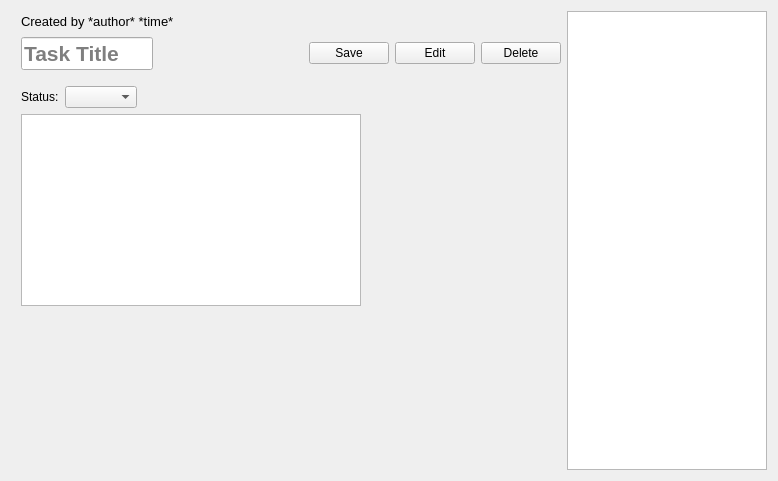
Qt form task-tracker-frontend/IssueWidget.ui (Unkorunk/task-tracker) before a commit.
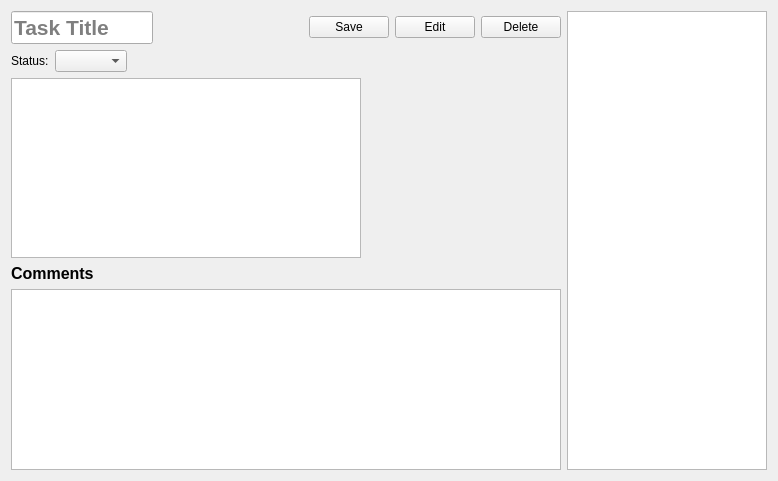
The same form after that commit.

Diff of the .ui file:
```diff
--- a/task-tracker-frontend/IssueWidget.ui
+++ b/task-tracker-frontend/IssueWidget.ui
@@ -16,72 +16,8 @@
   <layout class="QHBoxLayout" name="horizontalLayout_4">
    <item>
     <layout class="QVBoxLayout" name="verticalLayout">
-     <item>
-      <layout class="QHBoxLayout" name="horizontalLayout">
-       <item>
-        <spacer name="horizontalSpacer">
-         <property name="orientation">
-          <enum>Qt::Horizontal</enum>
-         </property>
-         <property name="sizeType">
-          <enum>QSizePolicy::Fixed</enum>
-         </property>
-         <property name="sizeHint" stdset="0">
-          <size>
-           <width>10</width>
-           <height>20</height>
-          </size>
-         </property>
-        </spacer>
-       </item>
-       <item>
-        <widget class="QLabel" name="label">
-         <property name="font">
-          <font>
-           <pointsize>10</pointsize>
-          </font>
-         </property>
-         <property name="text">
-          <string>Created by *author* *time*</string>
-         </property>
-         <property name="textInteractionFlags">
-          <set>Qt::NoTextInteraction</set>
-         </property>
-        </widget>
-       </item>
-       <item>
-        <spacer name="horizontalSpacer_2">
-         <property name="orientation">
-          <enum>Qt::Horizontal</enum>
-         </property>
-         <property name="sizeHint" stdset="0">
-          <size>
-           <width>40</width>
-           <height>20</height>
-          </size>
-         </property>
-        </spacer>
-       </item>
-      </layout>
-     </item>
      <item>
       <layout class="QHBoxLayout" name="horizontalLayout_2">
-       <item>
-        <spacer name="horizontalSpacer_3">
-         <property name="orientation">
-          <enum>Qt::Horizontal</enum>
-         </property>
-         <property name="sizeType">
-          <enum>QSizePolicy::Fixed</enum>
-         </property>
-         <property name="sizeHint" stdset="0">
-          <size>
-           <width>10</width>
-           <height>20</height>
-          </size>
-         </property>
-        </spacer>
-       </item>
        <item>
         <widget class="QLineEdit" name="taskNameEdit">
          <property name="font">
@@ -148,40 +84,8 @@
        </item>
       </layout>
      </item>
-     <item>
-      <spacer name="verticalSpacer_2">
-       <property name="orientation">
-        <enum>Qt::Vertical</enum>
-       </property>
-       <property name="sizeType">
-        <enum>QSizePolicy::Fixed</enum>
-       </property>
-       <property name="sizeHint" stdset="0">
-        <size>
-         <width>20</width>
-         <height>10</height>
-        </size>
-       </property>
-      </spacer>
-     </item>
      <item>
       <layout class="QHBoxLayout" name="horizontalLayout_5">
-       <item>
-        <spacer name="horizontalSpacer_9">
-         <property name="orientation">
-          <enum>Qt::Horizontal</enum>
-         </property>
-         <property name="sizeType">
-          <enum>QSizePolicy::Fixed</enum>
-         </property>
-         <property name="sizeHint" stdset="0">
-          <size>
-           <width>10</width>
-           <height>20</height>
-          </size>
-         </property>
-        </spacer>
-       </item>
        <item>
         <widget class="QLabel" name="statusLabel">
          <property name="text">
@@ -216,22 +120,6 @@
      </item>
      <item>
       <layout class="QHBoxLayout" name="horizontalLayout_3">
-       <item>
-        <spacer name="horizontalSpacer_5">
-         <property name="orientation">
-          <enum>Qt::Horizontal</enum>
-         </property>
-         <property name="sizeType">
-          <enum>QSizePolicy::Fixed</enum>
-         </property>
-         <property name="sizeHint" stdset="0">
-          <size>
-           <width>10</width>
-           <height>20</height>
-          </size>
-         </property>
-        </spacer>
-       </item>
        <item>
         <widget class="QTextEdit" name="descriptionEdit"/>
        </item>
@@ -254,17 +142,14 @@
       </layout>
      </item>
      <item>
-      <spacer name="verticalSpacer">
-       <property name="orientation">
-        <enum>Qt::Vertical</enum>
+      <widget class="QLabel" name="label_2">
+       <property name="text">
+        <string>&lt;html&gt;&lt;head/&gt;&lt;body&gt;&lt;p&gt;&lt;span style=&quot; font-size:12pt; font-weight:600;&quot;&gt;Comments&lt;/span&gt;&lt;/p&gt;&lt;/body&gt;&lt;/html&gt;</string>
        </property>
-       <property name="sizeHint" stdset="0">
-        <size>
-         <width>20</width>
-         <height>40</height>
-        </size>
-       </property>
-      </spacer>
+      </widget>
+     </item>
+     <item>
+      <widget class="QListWidget" name="commentsList"/>
      </item>
     </layout>
    </item>
```
